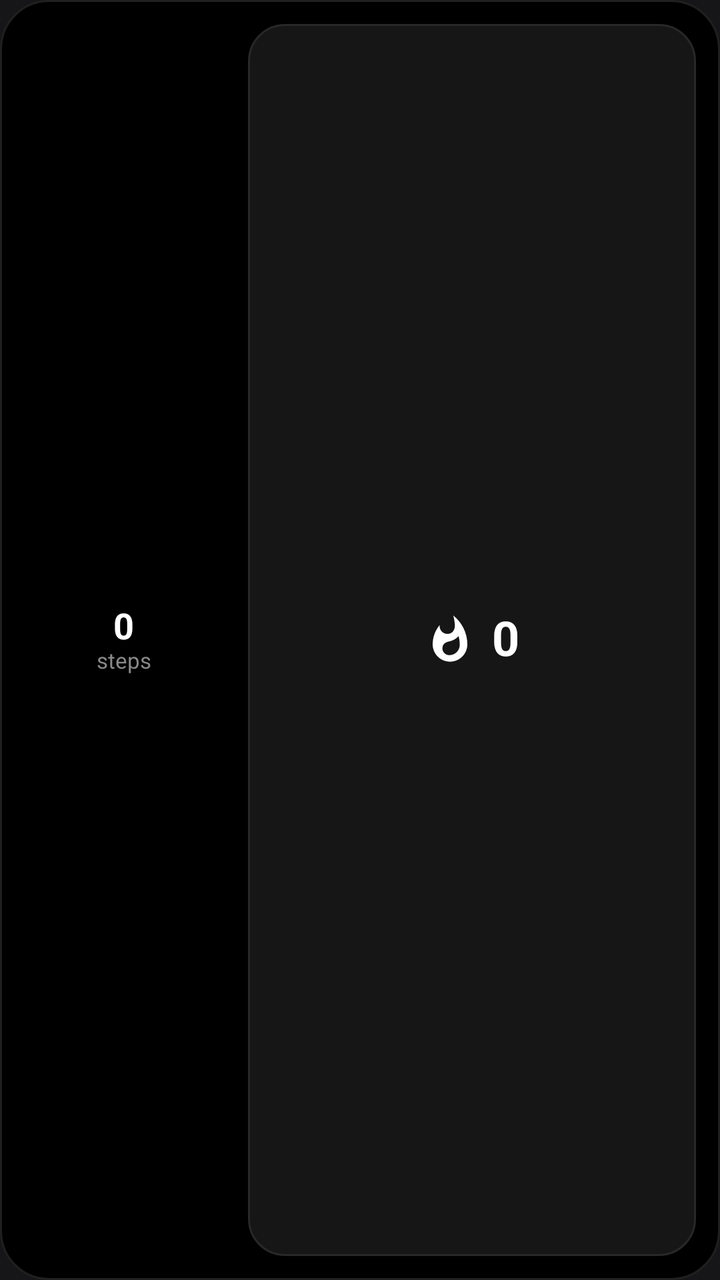
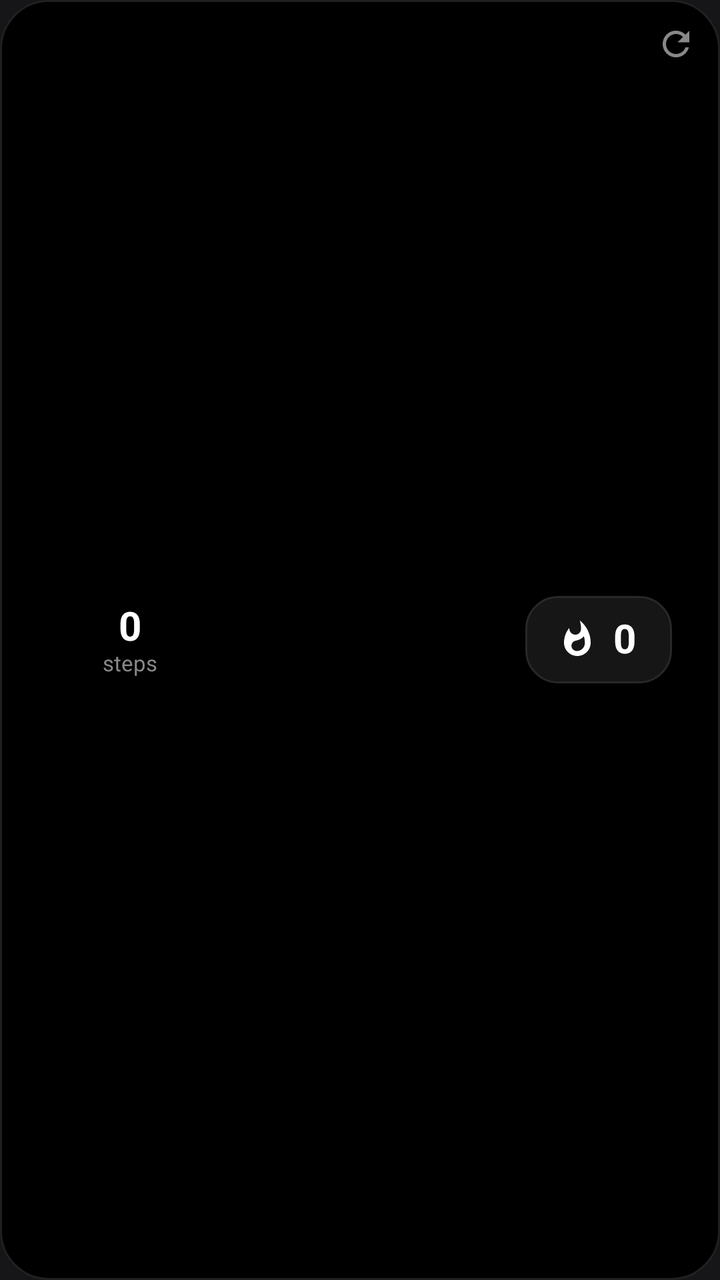

An Android layout rendered at two revisions. The XML below is the earlier revision; the diff shows what the commit changed to produce the second picture.
<!-- AndroidManifest.xml: application theme AppTheme -->
<!-- res/layout/widget_steps.xml -->
<?xml version="1.0" encoding="utf-8"?>
<LinearLayout xmlns:android="http://schemas.android.com/apk/res/android"
    android:id="@+id/widget_steps_root"
    android:layout_width="match_parent"
    android:layout_height="match_parent"
    android:orientation="horizontal"
    android:gravity="center_vertical"
    android:background="@drawable/widget_background"
    android:padding="12dp"
    android:clickable="true"
    android:focusable="true">

    
    <FrameLayout
        android:layout_width="100dp"
        android:layout_height="100dp"
        android:layout_gravity="center_vertical">

        <ImageView
            android:id="@+id/widget_progress_ring"
            android:layout_width="match_parent"
            android:layout_height="match_parent"
            android:layout_gravity="center"
            android:contentDescription="Step Goal Progress Ring" />

        <LinearLayout
            android:layout_width="wrap_content"
            android:layout_height="wrap_content"
            android:layout_gravity="center"
            android:orientation="vertical"
            android:gravity="center">

            <TextView
                android:id="@+id/widget_step_count"
                android:layout_width="wrap_content"
                android:layout_height="wrap_content"
                android:text="0"
                android:textColor="#FFFFFF"
                android:textSize="18sp"
                android:textStyle="bold"
                android:includeFontPadding="false" />

            <TextView
                android:layout_width="wrap_content"
                android:layout_height="wrap_content"
                android:text="steps"
                android:textColor="#888888"
                android:textSize="11sp"
                android:includeFontPadding="false" />
        </LinearLayout>
    </FrameLayout>

    
    <LinearLayout
        android:id="@+id/widget_calories_box"
        android:layout_width="0dp"
        android:layout_height="match_parent"
        android:layout_weight="1"
        android:layout_marginStart="12dp"
        android:background="@drawable/widget_box_background"
        android:gravity="center"
        android:orientation="horizontal"
        android:padding="12dp">

        <ImageView
            android:layout_width="26dp"
            android:layout_height="26dp"
            android:layout_marginEnd="8dp"
            android:src="@drawable/ic_fire_white"
            android:contentDescription="Calories Burned" />

        <TextView
            android:id="@+id/widget_calories_count"
            android:layout_width="wrap_content"
            android:layout_height="wrap_content"
            android:text="0"
            android:textColor="#FFFFFF"
            android:textSize="24sp"
            android:textStyle="bold"
            android:includeFontPadding="false" />
    </LinearLayout>

</LinearLayout>
<!-- resources referenced by this layout -->
<resources>
  <!-- drawable ic_fire_white (drawable) -->
  <?xml version="1.0" encoding="utf-8"?>
  <vector xmlns:android="http://schemas.android.com/apk/res/android"
      android:width="24dp"
      android:height="24dp"
      android:viewportWidth="24"
      android:viewportHeight="24">
      <path
          android:fillColor="#FFFFFF"
          android:pathData="M13.5,0.67s0.74,2.65 0.74,4.8c0,2.06 -1.35,3.73 -3.41,3.73 -2.07,0 -3.63,-1.67 -3.63,-3.73l0.03,-0.36C5.21,7.51 4,10.62 4,14c0,4.42 3.58,8 8,8s8,-3.58 8,-8C20,8.61 17.41,3.8 13.5,0.67zM11.71,19c-1.78,0 -3.22,-1.4 -3.22,-3.14 0,-1.62 1.05,-2.76 2.81,-3.12 1.77,-0.36 3.6,-1.21 4.62,-2.58 0.39,1.29 0.59,2.65 0.59,4.04 0,2.65 -2.15,4.8 -4.8,4.8z" />
  </vector>
  <!-- drawable widget_background (drawable) -->
  <?xml version="1.0" encoding="utf-8"?>
  <shape xmlns:android="http://schemas.android.com/apk/res/android"
      android:shape="rectangle">
      <solid android:color="#000000" />
      <corners android:radius="24dp" />
      <stroke
          android:width="1dp"
          android:color="#202020" />
  </shape>
  <!-- drawable widget_box_background (drawable) -->
  <?xml version="1.0" encoding="utf-8"?>
  <shape xmlns:android="http://schemas.android.com/apk/res/android"
      android:shape="rectangle">
      <solid android:color="#161616" />
      <corners android:radius="18dp" />
      <stroke
          android:width="1dp"
          android:color="#282828" />
  </shape>
  <style name="AppTheme" parent="Theme.AppCompat.DayNight.NoActionBar">
          
          <item name="android:editTextBackground">@drawable/rn_edit_text_material</item>
          <item name="android:windowBackground">@color/splash_background</item>
          <item name="android:statusBarColor">@color/splash_background</item>
          <item name="android:navigationBarColor">@color/splash_background</item>
      </style>
  <!-- drawable rn_edit_text_material (drawable) -->
  <?xml version="1.0" encoding="utf-8"?>
  <inset xmlns:android="http://schemas.android.com/apk/res/android"
         android:insetLeft="@dimen/abc_edit_text_inset_horizontal_material"
         android:insetRight="@dimen/abc_edit_text_inset_horizontal_material"
         android:insetTop="@dimen/abc_edit_text_inset_top_material"
         android:insetBottom="@dimen/abc_edit_text_inset_bottom_material"
         >
  
      <selector>
          
          <item android:state_enabled="false" android:drawable="@drawable/abc_textfield_default_mtrl_alpha"/>
          <item android:drawable="@drawable/abc_textfield_activated_mtrl_alpha"/>
      </selector>
  
  </inset>
  <color name="splash_background">#161618</color>
</resources>

<!-- the commit's change to res/layout/widget_steps.xml (unified diff, before → after) -->
@@ -1,20 +1,33 @@
 <?xml version="1.0" encoding="utf-8"?>
-<LinearLayout xmlns:android="http://schemas.android.com/apk/res/android"
+<RelativeLayout xmlns:android="http://schemas.android.com/apk/res/android"
     android:id="@+id/widget_steps_root"
     android:layout_width="match_parent"
     android:layout_height="match_parent"
-    android:orientation="horizontal"
-    android:gravity="center_vertical"
     android:background="@drawable/widget_background"
-    android:padding="12dp"
+    android:padding="8dp"
     android:clickable="true"
     android:focusable="true">
 
     
+    <ImageView
+        android:id="@+id/widget_refresh_button"
+        android:layout_width="28dp"
+        android:layout_height="28dp"
+        android:layout_alignParentTop="true"
+        android:layout_alignParentEnd="true"
+        android:padding="4dp"
+        android:src="@drawable/ic_widget_refresh"
+        android:contentDescription="Refresh Steps"
+        android:clickable="true"
+        android:focusable="true" />
+
+    
     <FrameLayout
-        android:layout_width="100dp"
-        android:layout_height="100dp"
-        android:layout_gravity="center_vertical">
+        android:id="@+id/widget_ring_container"
+        android:layout_width="114dp"
+        android:layout_height="match_parent"
+        android:layout_alignParentStart="true"
+        android:layout_centerVertical="true">
 
         <ImageView
             android:id="@+id/widget_progress_ring"
@@ -36,7 +49,7 @@
                 android:layout_height="wrap_content"
                 android:text="0"
                 android:textColor="#FFFFFF"
-                android:textSize="18sp"
+                android:textSize="20sp"
                 android:textStyle="bold"
                 android:includeFontPadding="false" />
 
@@ -53,18 +66,22 @@
     
     <LinearLayout
         android:id="@+id/widget_calories_box"
-        android:layout_width="0dp"
-        android:layout_height="match_parent"
-        android:layout_weight="1"
-        android:layout_marginStart="12dp"
+        android:layout_width="wrap_content"
+        android:layout_height="wrap_content"
+        android:layout_centerVertical="true"
+        android:layout_alignParentEnd="true"
+        android:layout_marginEnd="16dp"
         android:background="@drawable/widget_box_background"
         android:gravity="center"
         android:orientation="horizontal"
-        android:padding="12dp">
+        android:paddingStart="16dp"
+        android:paddingEnd="18dp"
+        android:paddingTop="10dp"
+        android:paddingBottom="10dp">
 
         <ImageView
-            android:layout_width="26dp"
-            android:layout_height="26dp"
+            android:layout_width="20dp"
+            android:layout_height="20dp"
             android:layout_marginEnd="8dp"
             android:src="@drawable/ic_fire_white"
             android:contentDescription="Calories Burned" />
@@ -75,9 +92,9 @@
             android:layout_height="wrap_content"
             android:text="0"
             android:textColor="#FFFFFF"
-            android:textSize="24sp"
+            android:textSize="20sp"
             android:textStyle="bold"
             android:includeFontPadding="false" />
     </LinearLayout>
 
-</LinearLayout>
+</RelativeLayout>
<!-- resource entries referenced after the edit -->
@@ -10,6 +10,17 @@
       <path
           android:fillColor="#FFFFFF"
           android:pathData="M13.5,0.67s0.74,2.65 0.74,4.8c0,2.06 -1.35,3.73 -3.41,3.73 -2.07,0 -3.63,-1.67 -3.63,-3.73l0.03,-0.36C5.21,7.51 4,10.62 4,14c0,4.42 3.58,8 8,8s8,-3.58 8,-8C20,8.61 17.41,3.8 13.5,0.67zM11.71,19c-1.78,0 -3.22,-1.4 -3.22,-3.14 0,-1.62 1.05,-2.76 2.81,-3.12 1.77,-0.36 3.6,-1.21 4.62,-2.58 0.39,1.29 0.59,2.65 0.59,4.04 0,2.65 -2.15,4.8 -4.8,4.8z" />
+  </vector>
+  <!-- drawable ic_widget_refresh (drawable) -->
+  <?xml version="1.0" encoding="utf-8"?>
+  <vector xmlns:android="http://schemas.android.com/apk/res/android"
+      android:width="20dp"
+      android:height="20dp"
+      android:viewportWidth="24"
+      android:viewportHeight="24">
+      <path
+          android:fillColor="#888888"
+          android:pathData="M17.65,6.35C16.2,4.9 14.21,4 12,4c-4.42,0 -7.99,3.58 -7.99,8s3.57,8 7.99,8c3.73,0 6.84,-2.55 7.73,-6h-2.08c-0.82,2.33 -3.04,4 -5.65,4 -3.31,0 -6,-2.69 -6,-6s2.69,-6 6,-6c1.66,0 3.14,0.69 4.22,1.78L13,11h7V4l-2.35,2.35z" />
   </vector>
   <!-- drawable widget_background (drawable) -->
   <?xml version="1.0" encoding="utf-8"?>
@@ -26,7 +37,7 @@
   <shape xmlns:android="http://schemas.android.com/apk/res/android"
       android:shape="rectangle">
       <solid android:color="#161616" />
-      <corners android:radius="18dp" />
+      <corners android:radius="16dp" />
       <stroke
           android:width="1dp"
           android:color="#282828" />
